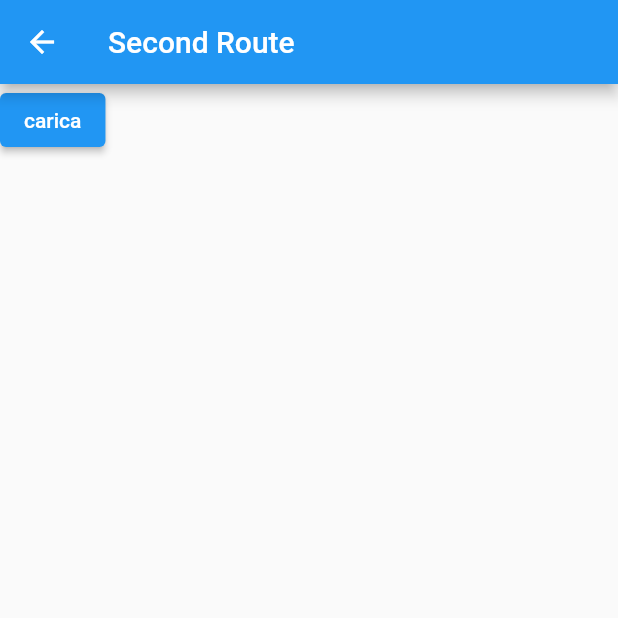
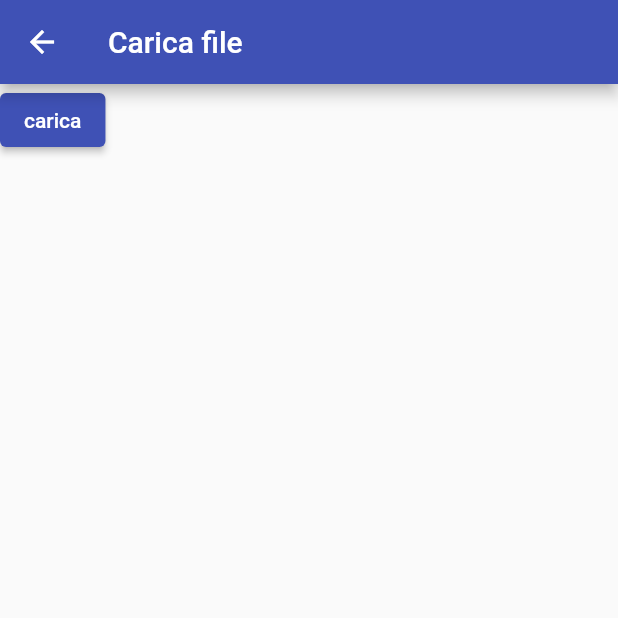
Before and after one commit to ChristianVerdone/TesiTriennale, a Flutter app: the screen it shows after launch, after a tap on "Carica file", on a phone screen of 412 x 824 dp, the top half of it. Run offline on Flutter 3.47's test engine with Material 2 defaults, Android fonts, the light colour scheme and no system bars; our stand-ins replace cloud_firestore, file_picker, firebase_core; accounts and stored records are empty; statements that could not run were skipped.

Commit message:
fix del codice con solo parti essenziali ora

```diff
--- a/tesi_triennale/lib/main.dart
+++ b/tesi_triennale/lib/main.dart
@@ -13,7 +13,6 @@ Future<void> main() async {
 
 class MyApp extends StatelessWidget {
   const MyApp({super.key});
-
   // This widget is the root of your application.
   @override
   Widget build(BuildContext context) {
@@ -21,17 +20,9 @@ class MyApp extends StatelessWidget {
       title: 'Flutter Demo',
       theme: ThemeData(
         // This is the theme of your application.
-        //
-        // Try running your application with "flutter run". You'll see the
-        // application has a blue toolbar. Then, without quitting the app, try
-        // changing the primarySwatch below to Colors.green and then invoke
-        // "hot reload" (press "r" in the console where you ran "flutter run",
-        // or simply save your changes to "hot reload" in a Flutter IDE).
-        // Notice that the counter didn't reset back to zero; the application
-        // is not restarted.
-        primarySwatch: Colors.blue,
+        primarySwatch: Colors.indigo,
       ),
-      home: const MyHomePage(title: 'tesi triennale'),
+      home: const MyHomePage(title: 'tesi triennale'), //titolo dell'applicazione
     );
   }
 }
@@ -41,78 +32,16 @@ class MyHomePage extends StatefulWidget {
   // This widget is the home page of your application. It is stateful, meaning
   // that it has a State object (defined below) that contains fields that affect
   // how it looks.
-
-  // This class is the configuration for the state. It holds the values (in this
-  // case the title) provided by the parent (in this case the App widget) and
-  // used by the build method of the State. Fields in a Widget subclass are
-  // always marked "final".
   final String title;
   @override
   State<MyHomePage> createState() => _MyHomePageState();
 }
-class SecondRoute extends StatefulWidget {
-  const SecondRoute({super.key});
 
-  @override
-  State<SecondRoute> createState() => _SecondRouteState();
-}
-class _SecondRouteState extends State<SecondRoute> {
-
-  @override
-  void initState() {
-    super.initState();
-  }
-  void _pickFile() async {
-
-    // opens storage to pick files and the picked file or files
-    // are assigned into result and if no file is chosen result is null.
-    // you can also toggle "allowMultiple" true or false depending on your need
-    final result = await FilePicker.platform.pickFiles(allowMultiple: false);
-
-    // if no file is picked
-    if (result == null) return;
-
-    // we will log the name, size and path of the
-    // first picked file (if multiple are selected)
-    print(result.files.first.name);
-    print(result.files.first.size);
-    print(result.files.first.path);
-  }
-  @override
-  void dispose() {
-    super.dispose();
-  }
-
-  @override
-  Widget build(BuildContext context) {
-    return Scaffold(
-      appBar: AppBar(
-        title: const Text('Second Route'),
-      ),
-      body: Column(
-        children: [
-          ElevatedButton(
-            onPressed: () {
-              // Navigate back to first route when tapped.
-              _pickFile();
-            },
-            child: const Text('carica'),
-          ),
-        ],
-      ),
-    );
-  }
-}
 class _MyHomePageState extends State<MyHomePage> {
   int _counter = 0;
 
   void _incrementCounter() {
     setState(() {
-      // This call to setState tells the Flutter framework that something has
-      // changed in this State, which causes it to rerun the build method below
-      // so that the display can reflect the updated values. If we changed
-      // _counter without calling setState(), then the build method would not be
-      // called again, and so nothing would appear to happen.
       _counter++;
       writedata(_counter);
     });
@@ -127,45 +56,19 @@ class _MyHomePageState extends State<MyHomePage> {
   }
   @override
   Widget build(BuildContext context) {
-    // This method is rerun every time setState is called, for instance as done
-    // by the _incrementCounter method above.
-    //
-    // The Flutter framework has been optimized to make rerunning build methods
-    // fast, so that you can just rebuild anything that needs updating rather
-    // than having to individually change instances of widgets.
     return Scaffold(
       appBar: AppBar(
-        // Here we take the value from the MyHomePage object that was created by
-        // the App.build method, and use it to set our appbar title.
         title: Text(widget.title),
       ),
       body: Center(
-        // Center is a layout widget. It takes a single child and positions it
-        // in the middle of the parent.
         child: Column(
-          // Column is also a layout widget. It takes a list of children and
-          // arranges them vertically. By default, it sizes itself to fit its
-          // children horizontally, and tries to be as tall as its parent.
-          //
-          // Invoke "debug painting" (press "p" in the console, choose the
-          // "Toggle Debug Paint" action from the Flutter Inspector in Android
-          // Studio, or the "Toggle Debug Paint" command in Visual Studio Code)
-          // to see the wireframe for each widget.
-          //
-          // Column has various properties to control how it sizes itself and
-          // how it positions its children. Here we use mainAxisAlignment to
-          // center the children vertically; the main axis here is the vertical
-          // axis because Columns are vertical (the cross axis would be
-          // horizontal).
           mainAxisAlignment: MainAxisAlignment.center,
           children: <Widget>[
             ElevatedButton(
               child: const Text('Carica file'),
               onPressed: () {
                 // Navigate to second route when tapped.
-                Navigator.push(
-                    context, MaterialPageRoute(builder: (context) => const SecondRoute())
-                );
+                Navigator.push(context, MaterialPageRoute(builder: (context) => const SecondRoute()));
               },
             ),
             const Text(
@@ -186,3 +89,55 @@ class _MyHomePageState extends State<MyHomePage> {
     );
   }
 }
+
+class SecondRoute extends StatefulWidget { //seconda page di caricamento di un file csv per caricare dati sul database
+  const SecondRoute({super.key});
+  @override
+  State<SecondRoute> createState() => _SecondRouteState();
+}
+
+class _SecondRouteState extends State<SecondRoute> {
+  @override
+  void initState() {
+    super.initState();
+  }
+
+  void _pickFile() async {
+    // opens storage to pick files and the picked file or files
+    // are assigned into result and if no file is chosen result is null.
+    // you can also toggle "allowMultiple" true or false depending on your need
+    final result = await FilePicker.platform.pickFiles(allowMultiple: false);
+    // if no file is picked
+    if (result == null) return;
+    // we will log the name, size and path of the
+    // first picked file (if multiple are selected)
+    print(result.files.first.name);
+    print(result.files.first.size);
+    print(result.files.first.path);
+  }
+
+  @override
+  void dispose() {
+    super.dispose();
+  }
+
+  @override
+  Widget build(BuildContext context) {
+    return Scaffold(
+      appBar: AppBar(
+        title: const Text('Carica file'),
+      ),
+      body: Column(
+        children: [
+          ElevatedButton(
+            onPressed: () {
+              // Navigate back to first route when tapped.
+              _pickFile();
+            },
+            child: const Text('carica'),
+          ),
+        ],
+      ),
+    );
+  }
+}
```
